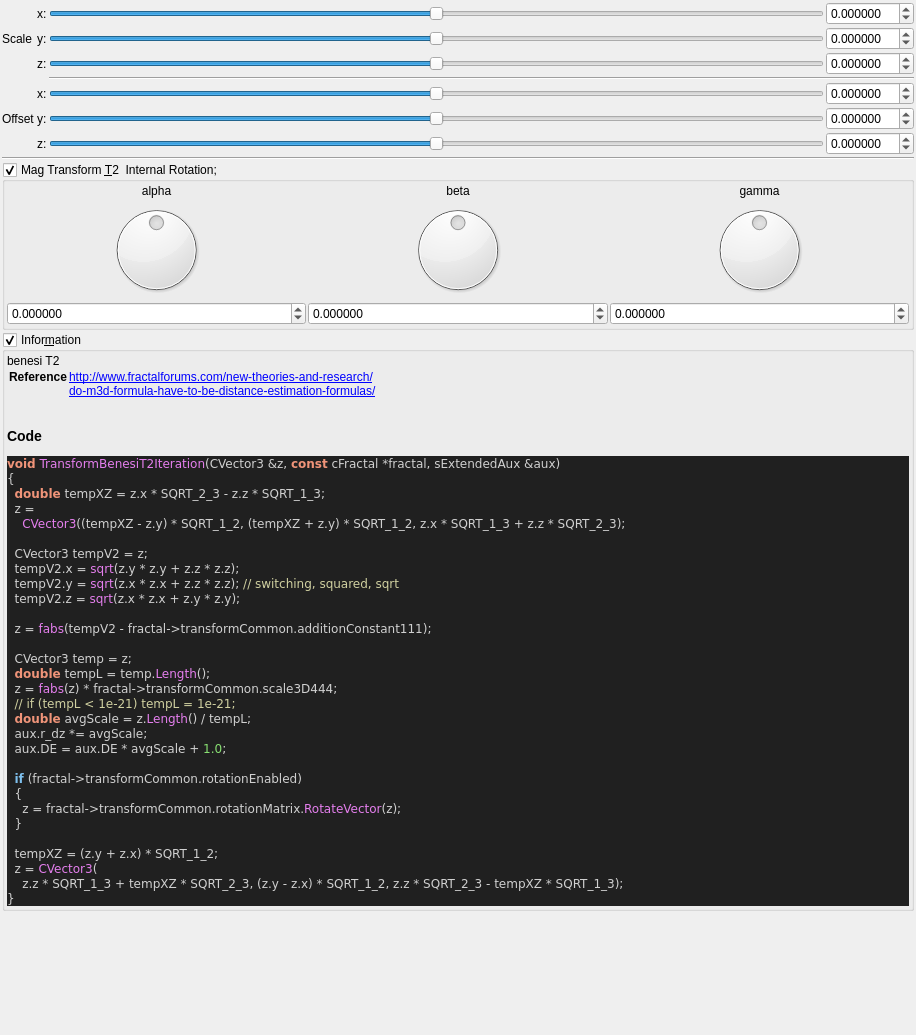
Above: mandelbulber2/qt_data/fractal_transf_benesi_T2.ui from buddhi1980/mandelbulber2 before the change. Below: the same form after it.
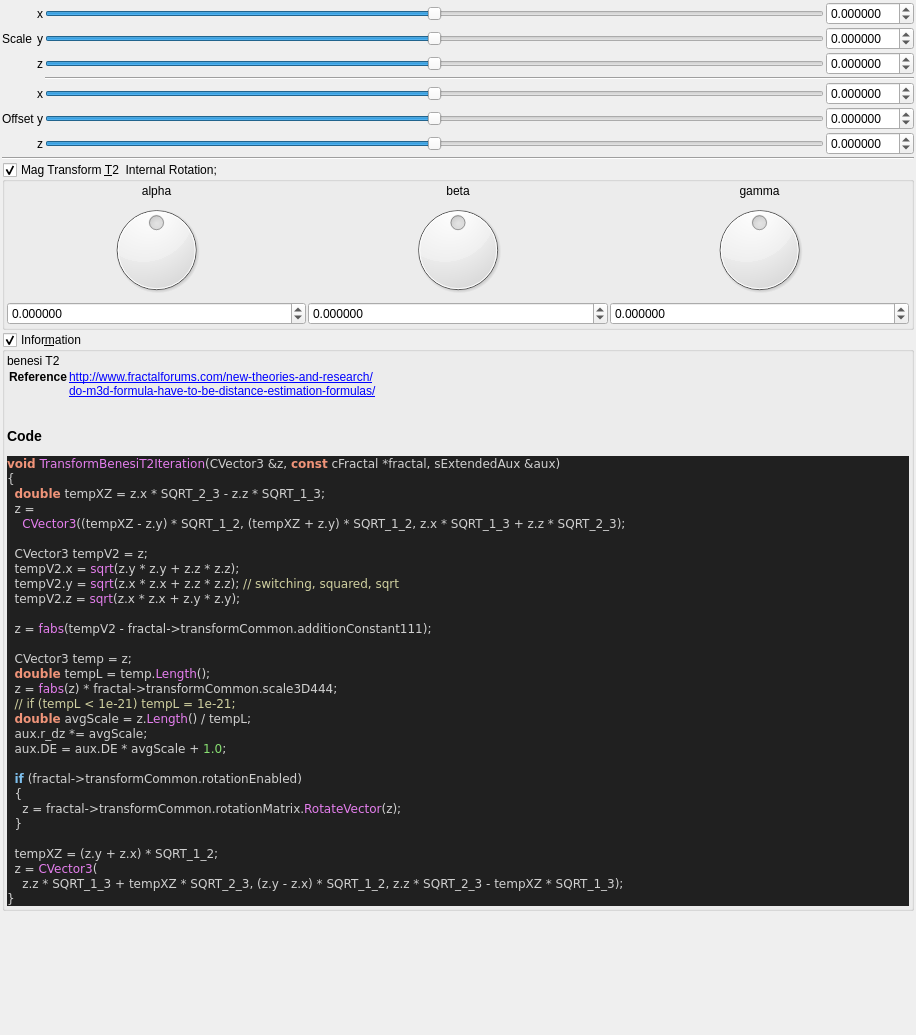
That is the form after the change. Custom widgets are drawn as their Qt base class.

Diff of the .ui file:
```diff
--- a/mandelbulber2/qt_data/fractal_transf_benesi_T2.ui
+++ b/mandelbulber2/qt_data/fractal_transf_benesi_T2.ui
@@ -121,7 +121,7 @@
      <item row="3" column="2">
       <widget class="QLabel" name="label_260">
        <property name="text">
-        <string>z:</string>
+        <string notr="true">z</string>
        </property>
       </widget>
      </item>
@@ -193,7 +193,7 @@
      <item row="0" column="2">
       <widget class="QLabel" name="label_252">
        <property name="text">
-        <string>x:</string>
+        <string notr="true">x</string>
        </property>
       </widget>
      </item>
@@ -244,7 +244,7 @@
      <item row="6" column="2">
       <widget class="QLabel" name="label_259">
        <property name="text">
-        <string>y:</string>
+        <string notr="true">y</string>
        </property>
       </widget>
      </item>
@@ -357,21 +357,21 @@
      <item row="5" column="2">
       <widget class="QLabel" name="label_254">
        <property name="text">
-        <string>x:</string>
+        <string notr="true">x</string>
        </property>
       </widget>
      </item>
      <item row="2" column="2">
       <widget class="QLabel" name="label_256">
        <property name="text">
-        <string>y:</string>
+        <string notr="true">y</string>
        </property>
       </widget>
      </item>
      <item row="7" column="2">
       <widget class="QLabel" name="label_261">
        <property name="text">
-        <string>z:</string>
+        <string notr="true">z</string>
        </property>
       </widget>
      </item>
```
Left out of the diff: 6 changed lines with no effect on the pictures.
